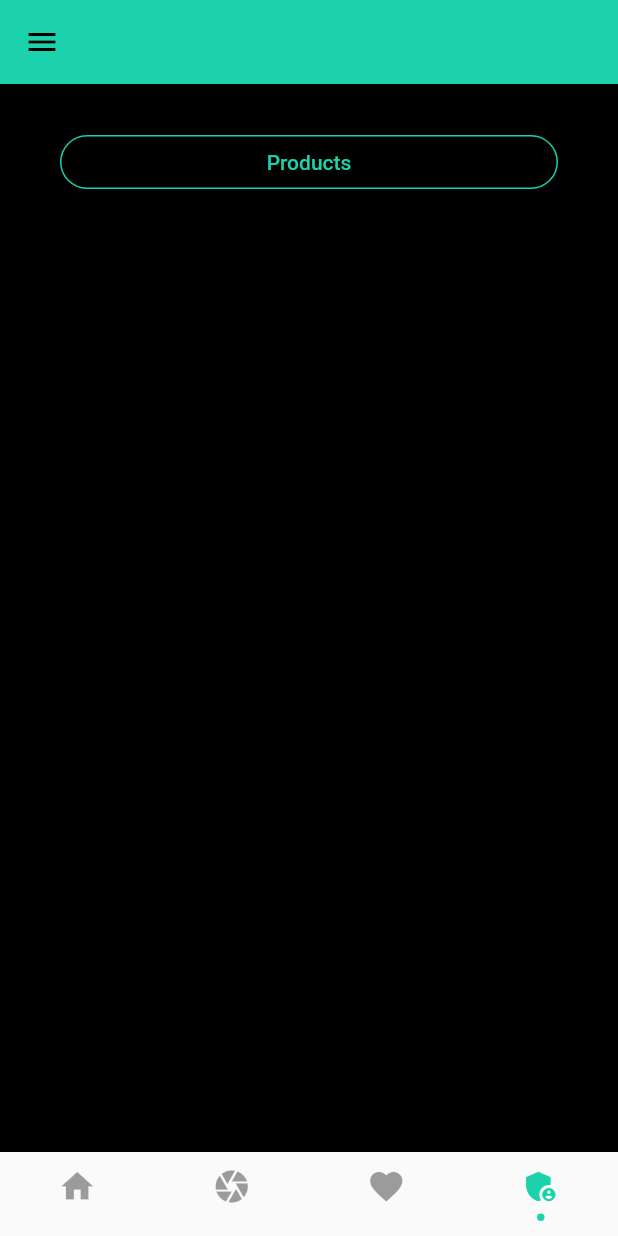
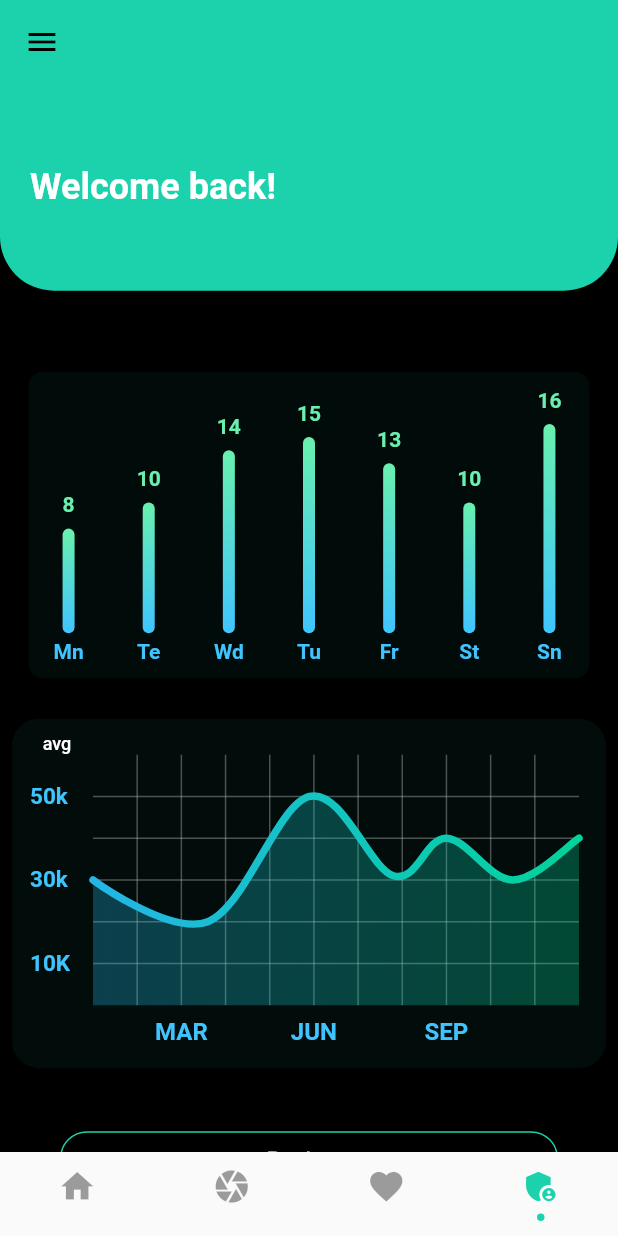
Before and after one commit to SteevenAlbert/AR-Grocery-Shopping-Companion, a Flutter app: the MainPage screen opened by its route, item 4 of the bottom bar chosen, on a phone screen of 412 x 824 dp. Run offline on Flutter 3.47's test engine with Material 2 defaults, Android fonts, the phone set to English and light mode, and no system bars; drawn by our look-alikes of fl_chart, persistent_bottom_nav_bar; our stand-ins replace flutter_rating_bar, flutter_svg, go_router, image_picker, like_button, simple_shadow; missing offline and left inert: animated_button, chip_list, favorite_button, passwordfield.

Commit message:
Admin homepage updates

```diff
--- a/lib/components/header.dart
+++ b/lib/components/header.dart
@@ -8,7 +8,7 @@ class Header extends StatelessWidget {
 
   @override
   Widget build(BuildContext context) {
-    double defaultPadding = 20.0;
+    double defaultPadding = 8.0;
     return Container(
       margin: EdgeInsets.only(bottom: defaultPadding),
       // It will cover 20% of our total height
--- a/lib/models/mock_data.dart
+++ /dev/null
@@ -1,36 +0,0 @@
-import 'package:flutter/material.dart';
-import 'package:fl_chart/fl_chart.dart';
-
-class MockData {
-  static BarChartGroupData makeGroupData(
-      int x, double y1, Color barColor, double width) {
-    return BarChartGroupData(
-      barsSpace: 1,
-      x: x,
-      barRods: [
-        BarChartRodData(
-          toY: y1,
-          // colors: [barColor],
-          width: width,
-          borderRadius: const BorderRadius.only(
-            topLeft: Radius.circular(20),
-            topRight: Radius.circular(20),
-          ),
-        ),
-      ],
-    );
-  }
-
-  static List<BarChartGroupData> getBarChartitems(Color color,
-      {double width = 20}) {
-    return [
-      makeGroupData(0, 5, color, width),
-      makeGroupData(1, 6, color, width),
-      makeGroupData(2, 8, color, width),
-      makeGroupData(3, 5, color, width),
-      makeGroupData(4, 7, color, width),
-      makeGroupData(5, 9, color, width),
-      makeGroupData(6, 3, color, width),
-    ];
-  }
-}
--- a/lib/screens/admin/home/admin_home_page.dart
+++ b/lib/screens/admin/home/admin_home_page.dart
@@ -1,5 +1,7 @@
+import 'package:ar_grocery_companion/components/header.dart';
 import 'package:ar_grocery_companion/screens/admin/home/components/options_list.dart';
 import 'package:ar_grocery_companion/screens/admin/home/components/products_barchart.dart';
+import 'package:ar_grocery_companion/screens/admin/home/components/products_linechart.dart';
 import 'package:flutter/material.dart';
 
 class AdminHomePage extends StatelessWidget {
@@ -7,8 +9,11 @@ class AdminHomePage extends StatelessWidget {
 
   @override
   Widget build(BuildContext context) {
-    return Column(children: [
-      ProductsBarChart(),
+    Size size = MediaQuery.of(context).size;
+    return ListView(children: [
+      Header(size: size),
+      BarChartSample3(),
+      LineChartSample2(),
       OptionsList(),
     ]);
   }
--- a/lib/screens/admin/home/components/products_barchart.dart
+++ b/lib/screens/admin/home/components/products_barchart.dart
@@ -1,16 +1,215 @@
-import 'package:flutter/src/widgets/container.dart';
-import 'package:flutter/src/widgets/framework.dart';
+import 'package:fl_chart/fl_chart.dart';
+import 'package:flutter/material.dart';
 
-class ProductsBarChart extends StatefulWidget {
-  const ProductsBarChart({super.key});
+class _BarChart extends StatelessWidget {
+  const _BarChart();
 
   @override
-  State<ProductsBarChart> createState() => _ProductsBarChartState();
+  Widget build(BuildContext context) {
+    return BarChart(
+      BarChartData(
+        barTouchData: barTouchData,
+        titlesData: titlesData,
+        borderData: borderData,
+        barGroups: barGroups,
+        gridData: FlGridData(show: false),
+        alignment: BarChartAlignment.spaceAround,
+        maxY: 20,
+      ),
+    );
+  }
+
+  BarTouchData get barTouchData => BarTouchData(
+        enabled: false,
+        touchTooltipData: BarTouchTooltipData(
+          tooltipBgColor: Colors.transparent,
+          tooltipPadding: EdgeInsets.zero,
+          tooltipMargin: 8,
+          getTooltipItem: (
+            BarChartGroupData group,
+            int groupIndex,
+            BarChartRodData rod,
+            int rodIndex,
+          ) {
+            return BarTooltipItem(
+              rod.toY.round().toString(),
+              const TextStyle(
+                color: Colors.greenAccent,
+                fontWeight: FontWeight.bold,
+              ),
+            );
+          },
+        ),
+      );
+
+  Widget getTitles(double value, TitleMeta meta) {
+    const style = TextStyle(
+      color: Colors.lightBlueAccent,
+      fontWeight: FontWeight.bold,
+      fontSize: 14,
+    );
+    String text;
+    switch (value.toInt()) {
+      case 0:
+        text = 'Mn';
+        break;
+      case 1:
+        text = 'Te';
+        break;
+      case 2:
+        text = 'Wd';
+        break;
+      case 3:
+        text = 'Tu';
+        break;
+      case 4:
+        text = 'Fr';
+        break;
+      case 5:
+        text = 'St';
+        break;
+      case 6:
+        text = 'Sn';
+        break;
+      default:
+        text = '';
+        break;
+    }
+    return SideTitleWidget(
+      axisSide: meta.axisSide,
+      space: 4,
+      child: Text(text, style: style),
+    );
+  }
+
+  FlTitlesData get titlesData => FlTitlesData(
+        show: true,
+        bottomTitles: AxisTitles(
+          sideTitles: SideTitles(
+            showTitles: true,
+            reservedSize: 30,
+            getTitlesWidget: getTitles,
+          ),
+        ),
+        leftTitles: AxisTitles(
+          sideTitles: SideTitles(showTitles: false),
+        ),
+        topTitles: AxisTitles(
+          sideTitles: SideTitles(showTitles: false),
+        ),
+        rightTitles: AxisTitles(
+          sideTitles: SideTitles(showTitles: false),
+        ),
+      );
+
+  FlBorderData get borderData => FlBorderData(
+        show: false,
+      );
+
+  LinearGradient get _barsGradient => const LinearGradient(
+        colors: [
+          Colors.lightBlueAccent,
+          Colors.greenAccent,
+        ],
+        begin: Alignment.bottomCenter,
+        end: Alignment.topCenter,
+      );
+
+  List<BarChartGroupData> get barGroups => [
+        BarChartGroupData(
+          x: 0,
+          barRods: [
+            BarChartRodData(
+              toY: 8,
+              gradient: _barsGradient,
+            )
+          ],
+          showingTooltipIndicators: [0],
+        ),
+        BarChartGroupData(
+          x: 1,
+          barRods: [
+            BarChartRodData(
+              toY: 10,
+              gradient: _barsGradient,
+            )
+          ],
+          showingTooltipIndicators: [0],
+        ),
+        BarChartGroupData(
+          x: 2,
+          barRods: [
+            BarChartRodData(
+              toY: 14,
+              gradient: _barsGradient,
+            )
+          ],
+          showingTooltipIndicators: [0],
+        ),
+        BarChartGroupData(
+          x: 3,
+          barRods: [
+            BarChartRodData(
+              toY: 15,
+              gradient: _barsGradient,
+            )
+          ],
+          showingTooltipIndicators: [0],
+        ),
+        BarChartGroupData(
+          x: 4,
+          barRods: [
+            BarChartRodData(
+              toY: 13,
+              gradient: _barsGradient,
+            )
+          ],
+          showingTooltipIndicators: [0],
+        ),
+        BarChartGroupData(
+          x: 5,
+          barRods: [
+            BarChartRodData(
+              toY: 10,
+              gradient: _barsGradient,
+            )
+          ],
+          showingTooltipIndicators: [0],
+        ),
+        BarChartGroupData(
+          x: 6,
+          barRods: [
+            BarChartRodData(
+              toY: 16,
+              gradient: _barsGradient,
+            )
+          ],
+          showingTooltipIndicators: [0],
+        ),
+      ];
 }
 
-class _ProductsBarChartState extends State<ProductsBarChart> {
+class BarChartSample3 extends StatefulWidget {
+  const BarChartSample3({super.key});
+
+  @override
+  State<StatefulWidget> createState() => BarChartSample3State();
+}
+
+class BarChartSample3State extends State<BarChartSample3> {
   @override
   Widget build(BuildContext context) {
-    return Container();
+    return AspectRatio(
+      aspectRatio: 1.7,
+      child: Padding(
+        padding: const EdgeInsets.all(15.0),
+        child: Card(
+          elevation: 0,
+          shape: RoundedRectangleBorder(borderRadius: BorderRadius.circular(10)),
+          color: Theme.of(context).primaryColor.withOpacity(0.05),
+          child: const _BarChart(),
+        ),
+      ),
+    );
   }
 }
--- /dev/null
+++ b/lib/screens/admin/home/components/products_linechart.dart
@@ -0,0 +1,301 @@
+import 'package:fl_chart/fl_chart.dart';
+import 'package:flutter/material.dart';
+
+class LineChartSample2 extends StatefulWidget {
+  const LineChartSample2({super.key});
+
+  @override
+  State<LineChartSample2> createState() => _LineChartSample2State();
+}
+
+class _LineChartSample2State extends State<LineChartSample2> {
+  List<Color> gradientColors = [
+    const Color(0xff23b6e6),
+    const Color(0xff02d39a),
+  ];
+
+  bool showAvg = false;
+
+  @override
+  Widget build(BuildContext context) {
+
+    return Padding(
+      padding: const EdgeInsets.all(8.0),
+      child: Stack(
+        children: <Widget>[
+          AspectRatio(
+            aspectRatio: 1.70,
+            child: DecoratedBox(
+              decoration: const BoxDecoration(
+                borderRadius: BorderRadius.all(
+                  Radius.circular(18),
+                ),
+                color: Color.fromARGB(15, 27, 210, 174),
+              ),
+              child: Padding(
+                padding: const EdgeInsets.only(
+                  right: 18,
+                  left: 12,
+                  top: 24,
+                  bottom: 12,
+                ),
+                child: LineChart(
+                  showAvg ? avgData() : mainData(),
+                ),
+              ),
+            ),
+          ),
+          SizedBox(
+            width: 60,
+            height: 34,
+            child: TextButton(
+              onPressed: () {
+                setState(() {
+                  showAvg = !showAvg;
+                });
+              },
+              child: Text(
+                'avg',
+                style: TextStyle(
+                  fontSize: 12,
+                  color: showAvg ? Colors.white.withOpacity(0.5) : Colors.white,
+                ),
+              ),
+            ),
+          ),
+        ],
+      ),
+    );
+  }
+
+  Widget bottomTitleWidgets(double value, TitleMeta meta) {
+    const style = TextStyle(
+      color: Colors.lightBlueAccent,
+      fontWeight: FontWeight.bold,
+      fontSize: 16,
+    );
+    Widget text;
+    switch (value.toInt()) {
+      case 2:
+        text = const Text('MAR', style: style);
+        break;
+      case 5:
+        text = const Text('JUN', style: style);
+        break;
+      case 8:
+        text = const Text('SEP', style: style);
+        break;
+      default:
+        text = const Text('', style: style);
+        break;
+    }
+
+    return SideTitleWidget(
+      axisSide: meta.axisSide,
+      child: text,
+    );
+  }
+
+  Widget leftTitleWidgets(double value, TitleMeta meta) {
+    const style = TextStyle(
+      color: Colors.lightBlueAccent,
+      fontWeight: FontWeight.bold,
+      fontSize: 15,
+    );
+    String text;
+    switch (value.toInt()) {
+      case 1:
+        text = '10K';
+        break;
+      case 3:
+        text = '30k';
+        break;
+      case 5:
+        text = '50k';
+        break;
+      default:
+        return Container();
+    }
+
+    return Text(text, style: style, textAlign: TextAlign.left);
+  }
+
+  LineChartData mainData() {
+    return LineChartData(
+      gridData: FlGridData(
+        show: true,
+        drawVerticalLine: true,
+        horizontalInterval: 1,
+        verticalInterval: 1,
+        getDrawingHorizontalLine: (value) {
+          return FlLine(
+            color: Theme.of(context).highlightColor,
+            strokeWidth: 1,
+          );
+        },
+
+        getDrawingVerticalLine: (value) {
+          return FlLine(
+            color: Theme.of(context).highlightColor,
+            strokeWidth: 1,
+          );
+        },
+      ),
+      titlesData: FlTitlesData(
+        show: true,
+        rightTitles: AxisTitles(
+          sideTitles: SideTitles(showTitles: false),
+        ),
+        topTitles: AxisTitles(
+          sideTitles: SideTitles(showTitles: false),
+        ),
+        bottomTitles: AxisTitles(
+          sideTitles: SideTitles(
+            showTitles: true,
+            reservedSize: 30,
+            interval: 1,
+            getTitlesWidget: bottomTitleWidgets,
+          ),
+        ),
+        leftTitles: AxisTitles(
+          sideTitles: SideTitles(
+            showTitles: true,
+            interval: 1,
+            getTitlesWidget: leftTitleWidgets,
+            reservedSize: 42,
+          ),
+        ),
+      ),
+      borderData: FlBorderData(
+        show: false,
+      ),
+      minX: 0,
+      maxX: 11,
+      minY: 0,
+      maxY: 6,
+      lineBarsData: [
+        LineChartBarData(
+          spots: const [
+            FlSpot(0, 3),
+            FlSpot(2.6, 2),
+            FlSpot(4.9, 5),
+            FlSpot(6.8, 3.1),
+            FlSpot(8, 4),
+            FlSpot(9.5, 3),
+            FlSpot(11, 4),
+          ],
+          isCurved: true,
+          gradient: LinearGradient(
+            colors: gradientColors,
+          ),
+          barWidth: 5,
+          isStrokeCapRound: true,
+          dotData: FlDotData(
+            show: false,
+          ),
+          belowBarData: BarAreaData(
+            show: true,
+            gradient: LinearGradient(
+              colors: gradientColors
+                  .map((color) => color.withOpacity(0.3))
+                  .toList(),
+            ),
+          ),
+        ),
+      ],
+    );
+  }
+
+  LineChartData avgData() {
+    return LineChartData(
+      lineTouchData: LineTouchData(enabled: false),
+      gridData: FlGridData(
+        show: true,
+        drawHorizontalLine: true,
+        verticalInterval: 1,
+        horizontalInterval: 1,
+        getDrawingVerticalLine: (value) {
+          return FlLine(
+            color: Theme.of(context).highlightColor,
+            strokeWidth: 1,
+          );
+        },
+        getDrawingHorizontalLine: (value) {
+          return FlLine(
+            color: Theme.of(context).highlightColor,
+            strokeWidth: 1,
+          );
+        },
+      ),
+      titlesData: FlTitlesData(
+        show: true,
+        bottomTitles: AxisTitles(
+          sideTitles: SideTitles(
+            showTitles: true,
+            reservedSize: 30,
+            getTitlesWidget: bottomTitleWidgets,
+            interval: 1,
+          ),
+        ),
+        leftTitles: AxisTitles(
+          sideTitles: SideTitles(
+            showTitles: true,
+            getTitlesWidget: leftTitleWidgets,
+            reservedSize: 42,
+            interval: 1,
+          ),
+        ),
+        topTitles: AxisTitles(
+          sideTitles: SideTitles(showTitles: false),
+        ),
+        rightTitles: AxisTitles(
+          sideTitles: SideTitles(showTitles: false),
+        ),
+      ),
+      minX: 0,
+      maxX: 11,
+      minY: 0,
+      maxY: 6,
+      lineBarsData: [
+        LineChartBarData(
+          spots: const [
+            FlSpot(0, 3.44),
+            FlSpot(2.6, 3.44),
+            FlSpot(4.9, 3.44),
+            FlSpot(6.8, 3.44),
+            FlSpot(8, 3.44),
+            FlSpot(9.5, 3.44),
+            FlSpot(11, 3.44),
+          ],
+          isCurved: true,
+          gradient: LinearGradient(
+            colors: [
+              ColorTween(begin: gradientColors[0], end: gradientColors[1])
+                  .lerp(0.2)!,
+              ColorTween(begin: gradientColors[0], end: gradientColors[1])
+                  .lerp(0.2)!,
+            ],
+          ),
+          barWidth: 5,
+          isStrokeCapRound: true,
+          dotData: FlDotData(
+            show: false,
+          ),
+          belowBarData: BarAreaData(
+            show: true,
+            gradient: LinearGradient(
+              colors: [
+                ColorTween(begin: gradientColors[0], end: gradientColors[1])
+                    .lerp(0.2)!
+                    .withOpacity(0.1),
+                ColorTween(begin: gradientColors[0], end: gradientColors[1])
+                    .lerp(0.2)!
+                    .withOpacity(0.1),
+              ],
+            ),
+          ),
+        ),
+      ],
+    );
+  }
+}
--- a/lib/screens/admin/products/components/adding_form.dart
+++ b/lib/screens/admin/products/components/adding_form.dart
@@ -19,11 +19,6 @@ class AddingForm extends StatefulWidget {
 // Create a corresponding State class.
 // This class holds data related to the form.
 class AddingFormState extends State<AddingForm> {
-  // Create a global key that uniquely identifies the Form widget
-  // and allows validation of the form.
-  //
-  // Note: This is a GlobalKey<FormState>,
-  // not a GlobalKey<MyCustomFormState>.
   final _formKey = GlobalKey<FormState>();
   String dropdownvalue = 'Choose category';
   String name = 'Nan';
@@ -70,8 +65,7 @@ class AddingFormState extends State<AddingForm> {
               child: _image != null
                   ? Image.file(
                       _image,
-                      height: 400.0,
-                      fit: BoxFit.fitHeight,
+                      fit: BoxFit.fitWidth,
                     )
                   : Container(
                       decoration: BoxDecoration(
```
